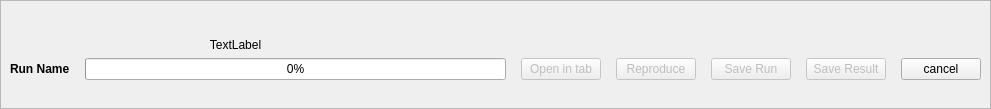
Qt form frontend/designer_templates/main_window/progress_frame.ui (tomaslibanomonteiro/Thesis-code) before a commit.
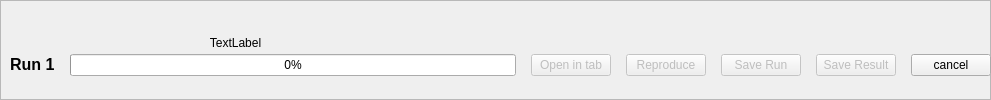
The same form after that commit.

The edit to the form file:
```diff
--- a/frontend/designer_templates/main_window/progress_frame.ui
+++ b/frontend/designer_templates/main_window/progress_frame.ui
@@ -7,7 +7,7 @@
     <x>0</x>
     <y>0</y>
     <width>991</width>
-    <height>109</height>
+    <height>100</height>
    </rect>
   </property>
   <property name="sizePolicy">
@@ -34,18 +34,21 @@
   <widget class="QWidget" name="horizontalLayoutWidget">
    <property name="geometry">
     <rect>
-     <x>10</x>
-     <y>10</y>
-     <width>971</width>
-     <height>90</height>
+     <x>0</x>
+     <y>0</y>
+     <width>991</width>
+     <height>100</height>
     </rect>
    </property>
    <layout class="QHBoxLayout" name="horizontalLayout">
     <property name="spacing">
      <number>15</number>
     </property>
+    <property name="leftMargin">
+     <number>10</number>
+    </property>
     <property name="topMargin">
-     <number>28</number>
+     <number>30</number>
     </property>
     <item>
      <widget class="QLabel" name="label">
@@ -57,7 +60,7 @@
        </font>
       </property>
       <property name="text">
-       <string>Run Name</string>
+       <string>&lt;html&gt;&lt;head/&gt;&lt;body&gt;&lt;p&gt;&lt;span style=&quot; font-size:12pt;&quot;&gt;Run 1&lt;/span&gt;&lt;/p&gt;&lt;/body&gt;&lt;/html&gt;</string>
       </property>
      </widget>
     </item>
@@ -121,9 +124,9 @@
    <property name="geometry">
     <rect>
      <x>40</x>
-     <y>29</y>
+     <y>33</y>
      <width>391</width>
-     <height>31</height>
+     <height>20</height>
     </rect>
    </property>
    <property name="text">
```
